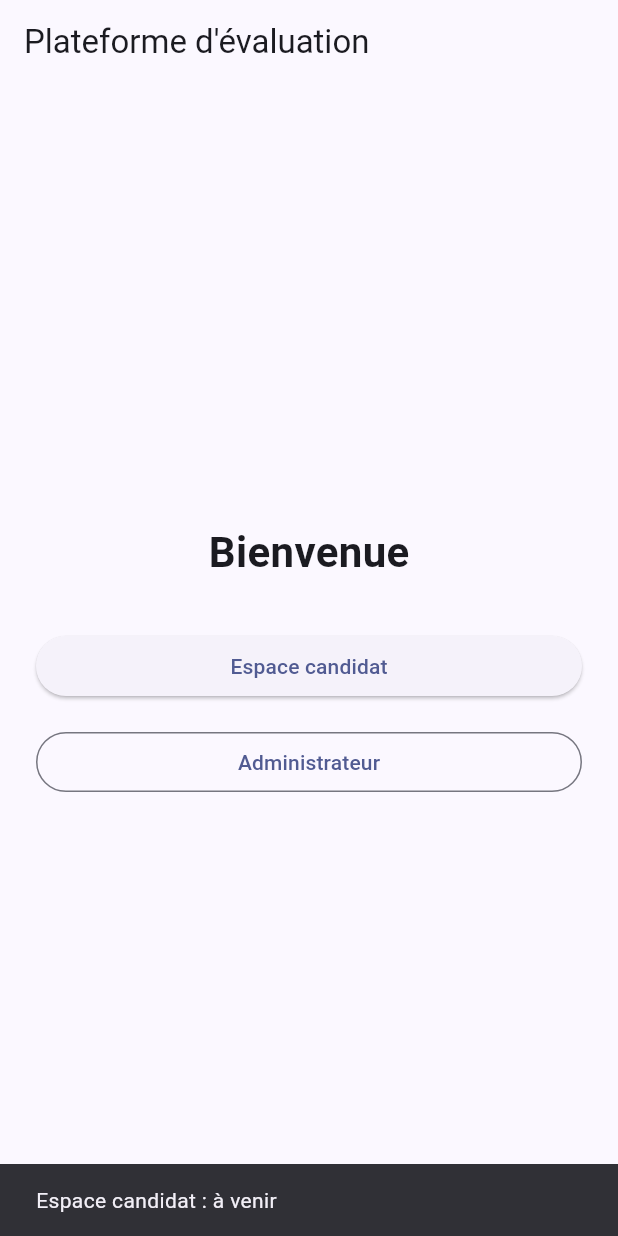
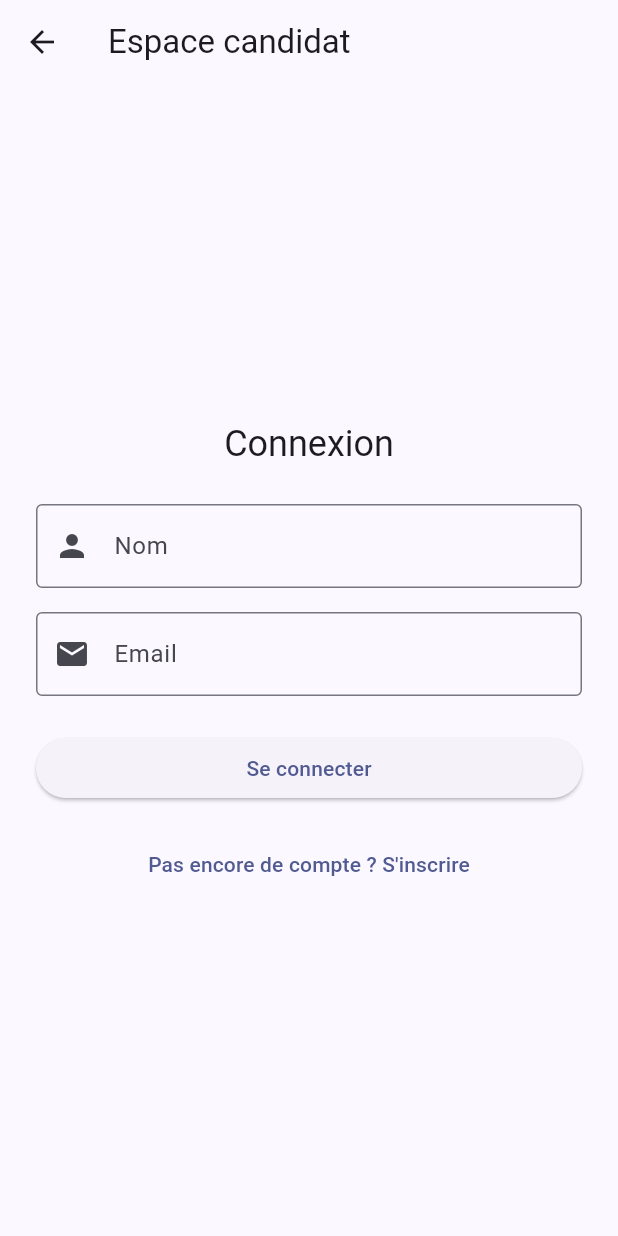
Before and after one commit to REDA0704/TheFlutterProject, a Flutter app: the screen it shows after launch, after a tap on "Espace candidat", on a phone screen of 412 x 824 dp. Run offline on Flutter 3.47's test engine with Material 3 defaults, Android fonts, the phone set to English and light mode, and no system bars; our stand-ins replace sqflite, sqflite_common_ffi; accounts and stored records are empty.

Commit message:
feat(US1): écrans d'inscription, de connexion et espace candidat

```diff
--- a/lib/screens/accueil/accueil_screen.dart
+++ b/lib/screens/accueil/accueil_screen.dart
@@ -1,6 +1,7 @@
 import 'package:flutter/material.dart';
 
 import '../admin/login_admin_screen.dart';
+import '../candidat/connexion_candidat_screen.dart';
 
 class AccueilScreen extends StatelessWidget {
   const AccueilScreen({super.key});
@@ -24,9 +25,11 @@ class AccueilScreen extends StatelessWidget {
                 width: double.infinity,
                 child: ElevatedButton(
                   onPressed: () {
-                    // À brancher par la personne qui fait l'US1
-                    ScaffoldMessenger.of(context).showSnackBar(
-                      const SnackBar(content: Text('Espace candidat : à venir')),
+                    Navigator.push(
+                      context,
+                      MaterialPageRoute(
+                        builder: (_) => const ConnexionCandidatScreen(),
+                      ),
                     );
                   },
                   child: const Text('Espace candidat'),
--- /dev/null
+++ b/lib/screens/candidat/connexion_candidat_screen.dart
@@ -0,0 +1,141 @@
+import 'package:flutter/material.dart';
+
+import '../../services/database_service.dart';
+import '../../utils/validateurs.dart';
+import 'espace_candidat_screen.dart';
+import 'inscription_screen.dart';
+
+/// US1 – Connexion d'un candidat déjà inscrit.
+///
+/// Le compte est retrouvé grâce au couple Nom + Email,
+/// qui est unique dans la base.
+class ConnexionCandidatScreen extends StatefulWidget {
+  const ConnexionCandidatScreen({super.key});
+
+  @override
+  State<ConnexionCandidatScreen> createState() =>
+      _ConnexionCandidatScreenState();
+}
+
+class _ConnexionCandidatScreenState extends State<ConnexionCandidatScreen> {
+  final _formKey = GlobalKey<FormState>();
+  final _nomController = TextEditingController();
+  final _emailController = TextEditingController();
+  String? _erreur;
+  bool _chargement = false;
+
+  @override
+  void dispose() {
+    _nomController.dispose();
+    _emailController.dispose();
+    super.dispose();
+  }
+
+  Future<void> _seConnecter() async {
+    setState(() => _erreur = null);
+    if (!_formKey.currentState!.validate()) return;
+
+    setState(() => _chargement = true);
+
+    final candidat = await DatabaseService.instance.connecterCandidat(
+      normaliserNom(_nomController.text),
+      normaliserEmail(_emailController.text),
+    );
+
+    if (!mounted) return;
+
+    if (candidat == null) {
+      setState(() {
+        _chargement = false;
+        _erreur = 'Aucun compte ne correspond à ce nom et cet email.';
+      });
+      return;
+    }
+
+    Navigator.pushReplacement(
+      context,
+      MaterialPageRoute(builder: (_) => EspaceCandidatScreen(candidat: candidat)),
+    );
+  }
+
+  @override
+  Widget build(BuildContext context) {
+    return Scaffold(
+      appBar: AppBar(title: const Text('Espace candidat')),
+      body: Center(
+        child: SingleChildScrollView(
+          padding: const EdgeInsets.all(24),
+          child: ConstrainedBox(
+            constraints: const BoxConstraints(maxWidth: 400),
+            child: Form(
+              key: _formKey,
+              child: Column(
+                mainAxisSize: MainAxisSize.min,
+                crossAxisAlignment: CrossAxisAlignment.stretch,
+                children: [
+                  Text(
+                    'Connexion',
+                    textAlign: TextAlign.center,
+                    style: Theme.of(context).textTheme.headlineSmall,
+                  ),
+                  const SizedBox(height: 24),
+                  TextFormField(
+                    controller: _nomController,
+                    decoration: const InputDecoration(
+                      labelText: 'Nom',
+                      prefixIcon: Icon(Icons.person),
+                      border: OutlineInputBorder(),
+                    ),
+                    validator: (v) => validerObligatoire(v, champ: 'Le nom'),
+                  ),
+                  const SizedBox(height: 16),
+                  TextFormField(
+                    controller: _emailController,
+                    decoration: const InputDecoration(
+                      labelText: 'Email',
+                      prefixIcon: Icon(Icons.email),
+                      border: OutlineInputBorder(),
+                    ),
+                    keyboardType: TextInputType.emailAddress,
+                    validator: validerEmail,
+                    onFieldSubmitted: (_) => _seConnecter(),
+                  ),
+                  if (_erreur != null) ...[
+                    const SizedBox(height: 16),
+                    Text(
+                      _erreur!,
+                      style: TextStyle(
+                        color: Theme.of(context).colorScheme.error,
+                      ),
+                    ),
+                  ],
+                  const SizedBox(height: 24),
+                  ElevatedButton(
+                    onPressed: _chargement ? null : _seConnecter,
+                    child: _chargement
+                        ? const SizedBox(
+                            height: 20,
+                            width: 20,
+                            child: CircularProgressIndicator(strokeWidth: 2),
+                          )
+                        : const Text('Se connecter'),
+                  ),
+                  const SizedBox(height: 16),
+                  TextButton(
+                    onPressed: () => Navigator.push(
+                      context,
+                      MaterialPageRoute(
+                        builder: (_) => const InscriptionScreen(),
+                      ),
+                    ),
+                    child: const Text('Pas encore de compte ? S\'inscrire'),
+                  ),
+                ],
+              ),
+            ),
+          ),
+        ),
+      ),
+    );
+  }
+}
```
Also changed, not shown: lib/screens/candidat/espace_candidat_screen.dart (added, +73 -0 lines), lib/screens/candidat/inscription_screen.dart (added, +192 -0 lines).
